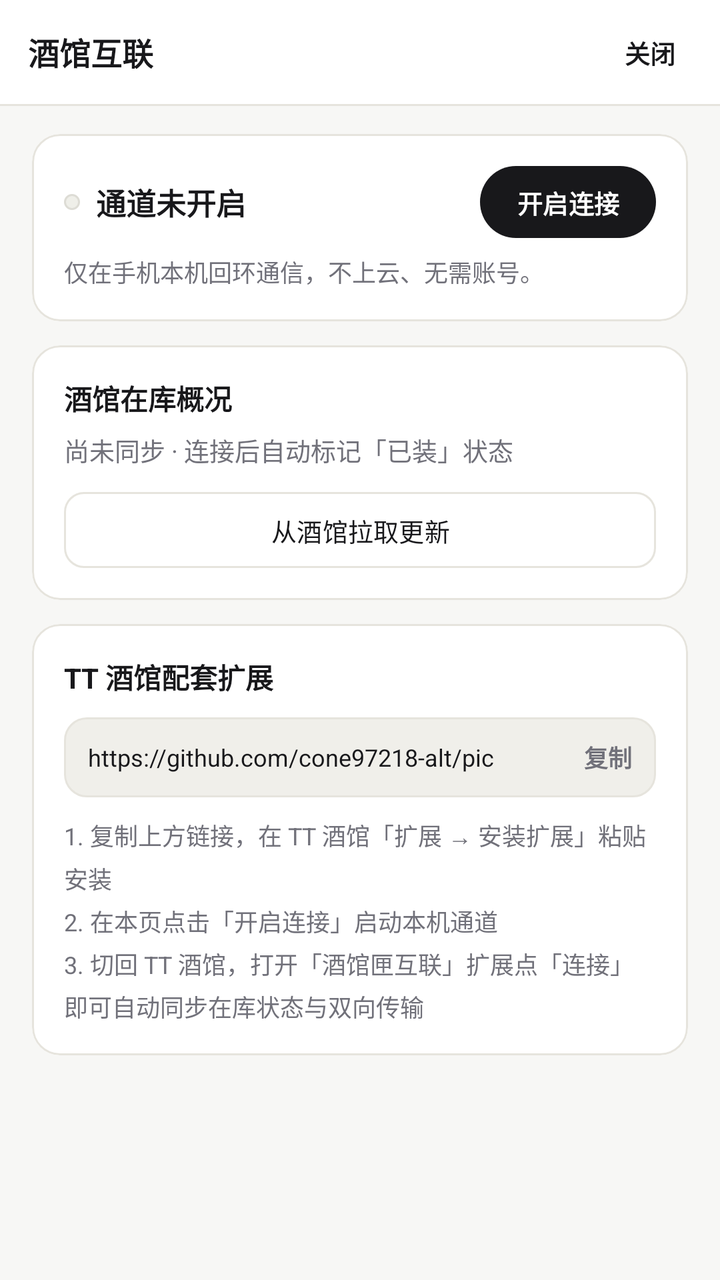
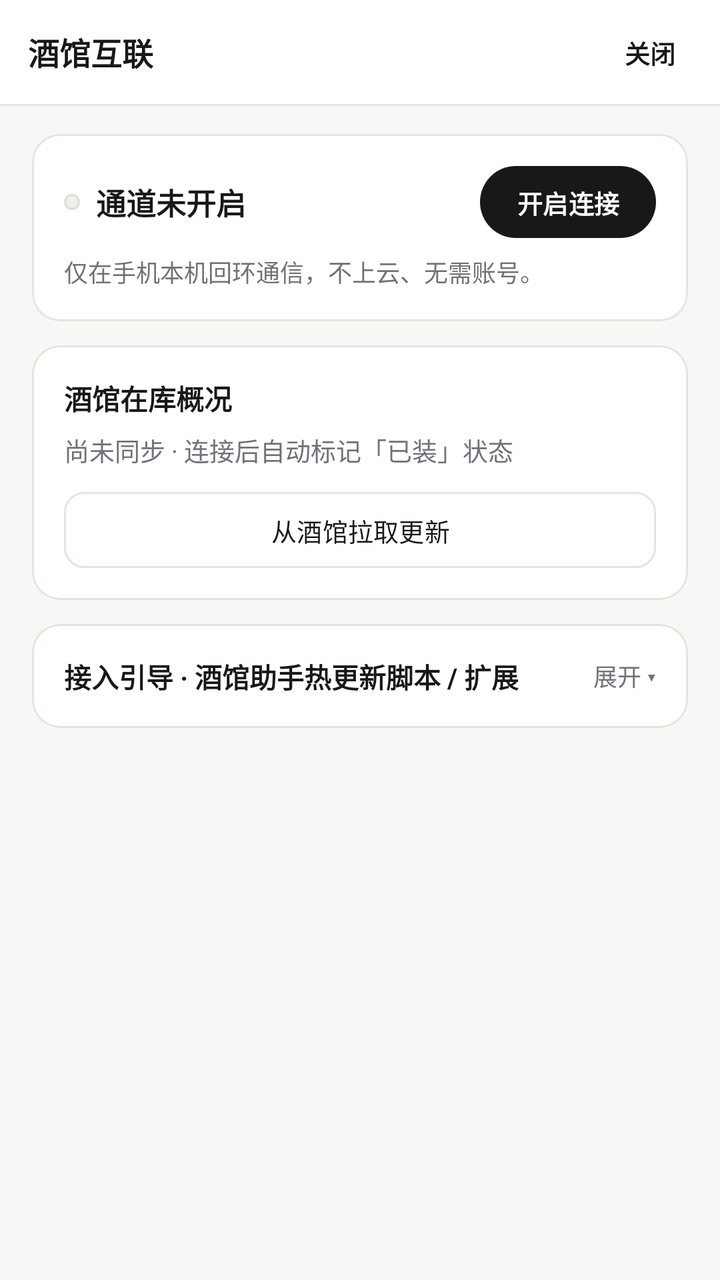

The first picture is an Android layout as it rendered before a commit; the second is the same layout after the commit. The layout source and the unified diff follow.
<!-- AndroidManifest.xml: application theme Theme.STThemeVault -->
<!-- res/layout/activity_tavern_bridge.xml -->
<?xml version="1.0" encoding="utf-8"?>
<LinearLayout xmlns:android="http://schemas.android.com/apk/res/android"
    xmlns:app="http://schemas.android.com/apk/res-auto"
    android:layout_width="match_parent"
    android:layout_height="match_parent"
    android:background="@color/bg"
    android:orientation="vertical">

    
    <LinearLayout
        android:layout_width="match_parent"
        android:layout_height="52dp"
        android:background="@color/surface"
        android:gravity="center_vertical"
        android:orientation="horizontal"
        android:paddingHorizontal="14dp">

        <TextView
            android:layout_width="0dp"
            android:layout_height="wrap_content"
            android:layout_weight="1"
            android:text="酒馆互联"
            android:textColor="@color/text_primary"
            android:textSize="15.5sp"
            android:textStyle="bold" />

        <com.google.android.material.button.MaterialButton
            android:id="@+id/btnBridgeClose"
            style="@style/Widget.Material3.Button.TextButton"
            android:layout_width="wrap_content"
            android:layout_height="34dp"
            android:insetTop="0dp"
            android:insetBottom="0dp"
            android:minWidth="0dp"
            android:paddingHorizontal="8dp"
            android:text="关闭"
            android:textColor="@color/text_primary"
            android:textSize="12.5sp"
            android:textStyle="bold" />
    </LinearLayout>

    <View
        android:layout_width="match_parent"
        android:layout_height="1dp"
        android:background="@color/border" />

    <ScrollView
        android:layout_width="match_parent"
        android:layout_height="0dp"
        android:layout_weight="1"
        android:clipToPadding="false"
        android:paddingHorizontal="16dp"
        android:paddingTop="14dp"
        android:paddingBottom="28dp">

        <LinearLayout
            android:layout_width="match_parent"
            android:layout_height="wrap_content"
            android:orientation="vertical">

            
            <com.google.android.material.card.MaterialCardView
                android:layout_width="match_parent"
                android:layout_height="wrap_content"
                android:layout_marginBottom="12dp"
                app:cardBackgroundColor="@color/surface"
                app:cardCornerRadius="14dp"
                app:cardElevation="0dp"
                app:strokeColor="@color/border"
                app:strokeWidth="1dp">

                <LinearLayout
                    android:layout_width="match_parent"
                    android:layout_height="wrap_content"
                    android:orientation="vertical"
                    android:padding="16dp">

                    <LinearLayout
                        android:layout_width="match_parent"
                        android:layout_height="wrap_content"
                        android:gravity="center_vertical"
                        android:orientation="horizontal">

                        <View
                            android:id="@+id/dotBridgeStatus"
                            android:layout_width="8dp"
                            android:layout_height="8dp"
                            android:background="@drawable/bg_pill_accent" />

                        <TextView
                            android:id="@+id/tvBridgeStatusTitle"
                            android:layout_width="0dp"
                            android:layout_height="wrap_content"
                            android:layout_marginStart="8dp"
                            android:layout_weight="1"
                            android:text="通道未开启"
                            android:textColor="@color/text_primary"
                            android:textSize="15sp"
                            android:textStyle="bold" />

                        <com.google.android.material.button.MaterialButton
                            android:id="@+id/btnBridgeToggle"
                            android:layout_width="wrap_content"
                            android:layout_height="36dp"
                            android:insetTop="0dp"
                            android:insetBottom="0dp"
                            android:paddingHorizontal="14dp"
                            android:text="开启连接"
                            android:textColor="@color/on_accent"
                            android:textSize="12.5sp"
                            android:textStyle="bold"
                            app:backgroundTint="@color/accent"
                            app:cornerRadius="18dp" />
                    </LinearLayout>

                    <TextView
                        android:id="@+id/tvBridgeSub"
                        android:layout_width="match_parent"
                        android:layout_height="wrap_content"
                        android:layout_marginTop="8dp"
                        android:text="仅在手机本机回环通信，不上云、无需账号。"
                        android:textColor="@color/text_muted"
                        android:textSize="12sp" />
                </LinearLayout>
            </com.google.android.material.card.MaterialCardView>

            
            <com.google.android.material.card.MaterialCardView
                android:layout_width="match_parent"
                android:layout_height="wrap_content"
                android:layout_marginBottom="12dp"
                app:cardBackgroundColor="@color/surface"
                app:cardCornerRadius="14dp"
                app:cardElevation="0dp"
                app:strokeColor="@color/border"
                app:strokeWidth="1dp">

                <LinearLayout
                    android:layout_width="match_parent"
                    android:layout_height="wrap_content"
                    android:orientation="vertical"
                    android:padding="16dp">

                    <TextView
                        android:layout_width="wrap_content"
                        android:layout_height="wrap_content"
                        android:text="酒馆在库概况"
                        android:textColor="@color/text_primary"
                        android:textSize="14sp"
                        android:textStyle="bold" />

                    <TextView
                        android:id="@+id/tvBridgeInventory"
                        android:layout_width="match_parent"
                        android:layout_height="wrap_content"
                        android:layout_marginTop="6dp"
                        android:text="尚未同步 · 连接后自动标记「已装」状态"
                        android:textColor="@color/text_muted"
                        android:textSize="12.5sp" />

                    <TextView
                        android:id="@+id/tvBridgePullStatus"
                        android:layout_width="match_parent"
                        android:layout_height="wrap_content"
                        android:layout_marginTop="6dp"
                        android:textColor="@color/text_primary"
                        android:textSize="12sp"
                        android:visibility="gone" />

                    <LinearLayout
                        android:layout_width="match_parent"
                        android:layout_height="wrap_content"
                        android:layout_marginTop="12dp"
                        android:orientation="horizontal">

                        <com.google.android.material.button.MaterialButton
                            android:id="@+id/btnBridgePull"
                            style="@style/Widget.Material3.Button.OutlinedButton"
                            android:layout_width="0dp"
                            android:layout_height="38dp"
                            android:layout_weight="1"
                            android:insetTop="0dp"
                            android:insetBottom="0dp"
                            android:text="从酒馆拉取更新"
                            android:textColor="@color/text_primary"
                            android:textSize="12.5sp"
                            app:cornerRadius="10dp"
                            app:strokeColor="@color/border" />
                    </LinearLayout>
                </LinearLayout>
            </com.google.android.material.card.MaterialCardView>

            
            <LinearLayout
                android:id="@+id/sectionBridgeConflicts"
                android:layout_width="match_parent"
                android:layout_height="wrap_content"
                android:layout_marginBottom="12dp"
                android:orientation="vertical"
                android:visibility="gone">

                <LinearLayout
                    android:layout_width="match_parent"
                    android:layout_height="wrap_content"
                    android:layout_marginBottom="8dp"
                    android:gravity="center_vertical"
                    android:orientation="horizontal">

                    <TextView
                        android:id="@+id/tvConflictsHeader"
                        android:layout_width="0dp"
                        android:layout_height="wrap_content"
                        android:layout_weight="1"
                        android:text="近似版本待确认"
                        android:textColor="@color/text_primary"
                        android:textSize="13.5sp"
                        android:textStyle="bold" />

                    <TextView
                        android:id="@+id/btnConflictsKeepAll"
                        android:layout_width="wrap_content"
                        android:layout_height="wrap_content"
                        android:clickable="true"
                        android:focusable="true"
                        android:paddingHorizontal="6dp"
                        android:paddingVertical="2dp"
                        android:text="全部保留两份"
                        android:textColor="@color/text_primary"
                        android:textSize="12sp"
                        android:textStyle="bold" />
                </LinearLayout>

                <LinearLayout
                    android:id="@+id/containerBridgeConflicts"
                    android:layout_width="match_parent"
                    android:layout_height="wrap_content"
                    android:orientation="vertical" />
            </LinearLayout>

            
            <LinearLayout
                android:id="@+id/sectionBridgeOutbox"
                android:layout_width="match_parent"
                android:layout_height="wrap_content"
                android:layout_marginBottom="12dp"
                android:orientation="vertical"
                android:visibility="gone">

                <LinearLayout
                    android:layout_width="match_parent"
                    android:layout_height="wrap_content"
                    android:layout_marginBottom="8dp"
                    android:gravity="center_vertical"
                    android:orientation="horizontal">

                    <TextView
                        android:id="@+id/tvOutboxHeader"
                        android:layout_width="0dp"
                        android:layout_height="wrap_content"
                        android:layout_weight="1"
                        android:text="待装入队列"
                        android:textColor="@color/text_primary"
                        android:textSize="13.5sp"
                        android:textStyle="bold" />

                    <TextView
                        android:id="@+id/btnOutboxClear"
                        android:layout_width="wrap_content"
                        android:layout_height="wrap_content"
                        android:clickable="true"
                        android:focusable="true"
                        android:paddingHorizontal="6dp"
                        android:paddingVertical="2dp"
                        android:text="清空"
                        android:textColor="@color/text_muted"
                        android:textSize="12sp" />
                </LinearLayout>

                <LinearLayout
                    android:id="@+id/containerBridgeOutbox"
                    android:layout_width="match_parent"
                    android:layout_height="wrap_content"
                    android:orientation="vertical" />
            </LinearLayout>

            
            <com.google.android.material.card.MaterialCardView
                android:layout_width="match_parent"
                android:layout_height="wrap_content"
                app:cardBackgroundColor="@color/surface"
                app:cardCornerRadius="14dp"
                app:cardElevation="0dp"
                app:strokeColor="@color/border"
                app:strokeWidth="1dp">

                <LinearLayout
                    android:layout_width="match_parent"
                    android:layout_height="wrap_content"
                    android:orientation="vertical"
                    android:padding="16dp">

                    <TextView
                        android:layout_width="wrap_content"
                        android:layout_height="wrap_content"
                        android:text="TT 酒馆配套扩展"
                        android:textColor="@color/text_primary"
                        android:textSize="14sp"
                        android:textStyle="bold" />

                    <LinearLayout
                        android:id="@+id/btnCopyExtUrl"
                        android:layout_width="match_parent"
                        android:layout_height="40dp"
                        android:layout_marginTop="10dp"
                        android:background="@drawable/bg_input"
                        android:clickable="true"
                        android:focusable="true"
                        android:gravity="center_vertical"
                        android:orientation="horizontal"
                        android:paddingHorizontal="12dp">

                        <TextView
                            android:layout_width="0dp"
                            android:layout_height="wrap_content"
                            android:layout_weight="1"
                            android:ellipsize="end"
                            android:singleLine="true"
                            android:text="https://github.com/cone97218-alt/pic"
                            android:textColor="@color/text_primary"
                            android:textSize="12sp" />

                        <TextView
                            android:layout_width="wrap_content"
                            android:layout_height="wrap_content"
                            android:layout_marginStart="8dp"
                            android:text="复制"
                            android:textColor="@color/text_muted"
                            android:textSize="12sp"
                            android:textStyle="bold" />
                    </LinearLayout>

                    <TextView
                        android:layout_width="match_parent"
                        android:layout_height="wrap_content"
                        android:layout_marginTop="10dp"
                        android:lineSpacingExtra="4dp"
                        android:text="1. 复制上方链接，在 TT 酒馆「扩展 → 安装扩展」粘贴安装\n2. 在本页点击「开启连接」启动本机通道\n3. 切回 TT 酒馆，打开「酒馆匣互联」扩展点「连接」即可自动同步在库状态与双向传输"
                        android:textColor="@color/text_muted"
                        android:textSize="12sp" />
                </LinearLayout>
            </com.google.android.material.card.MaterialCardView>

        </LinearLayout>
    </ScrollView>
</LinearLayout>
<!-- resources referenced by this layout -->
<resources>
  <color name="accent">#18181B</color>
  <color name="bg">#F7F7F5</color>
  <color name="border">#E6E4DD</color>
  <color name="on_accent">#FFFFFF</color>
  <color name="surface">#FFFFFF</color>
  <color name="text_muted">#71717A</color>
  <color name="text_primary">#18181B</color>
  <!-- drawable bg_input (drawable) -->
  <?xml version="1.0" encoding="utf-8"?>
  <shape xmlns:android="http://schemas.android.com/apk/res/android" android:shape="rectangle">
      <solid android:color="@color/surface_2" />
      <corners android:radius="11dp" />
      <stroke android:width="1dp" android:color="@color/border" />
  </shape>
  <!-- drawable bg_pill_accent (drawable) -->
  <?xml version="1.0" encoding="utf-8"?>
  <shape xmlns:android="http://schemas.android.com/apk/res/android" android:shape="rectangle">
      <solid android:color="@color/pill_accent_bg" />
      <corners android:radius="999dp" />
      <stroke android:width="1dp" android:color="@color/pill_accent_stroke" />
  </shape>
  <style name="Theme.STThemeVault" parent="Theme.Material3.DayNight.NoActionBar">
          <item name="colorPrimary">@color/accent</item>
          <item name="colorOnPrimary">@color/on_accent</item>
          <item name="colorSecondary">@color/text_muted</item>
          <item name="colorSecondaryContainer">@color/surface_2</item>
          <item name="colorOnSecondaryContainer">@color/text_primary</item>
          <item name="colorSurface">@color/surface</item>
          <item name="colorOnSurface">@color/text_primary</item>
          <item name="colorSurfaceContainerHigh">@color/surface</item>
          <item name="colorOutline">@color/border</item>
          <item name="android:windowBackground">@color/bg</item>
          <item name="android:statusBarColor">@color/bg</item>
          <item name="android:navigationBarColor">@color/surface</item>
          <item name="android:windowLightStatusBar">true</item>
          <item name="android:windowLightNavigationBar" tools:targetApi="27">true</item>
      </style>
  <color name="surface_2">#F0EFEA</color>
  <color name="pill_accent_bg">#EFEFE9</color>
  <color name="pill_accent_stroke">#DDDCD5</color>
</resources>

<!-- the commit's change to res/layout/activity_tavern_bridge.xml (unified diff, before → after) -->
@@ -299,54 +299,148 @@
                     android:orientation="vertical"
                     android:padding="16dp">
 
-                    <TextView
-                        android:layout_width="wrap_content"
-                        android:layout_height="wrap_content"
-                        android:text="TT 酒馆配套扩展"
-                        android:textColor="@color/text_primary"
-                        android:textSize="14sp"
-                        android:textStyle="bold" />
-
                     <LinearLayout
-                        android:id="@+id/btnCopyExtUrl"
-                        android:layout_width="match_parent"
-                        android:layout_height="40dp"
-                        android:layout_marginTop="10dp"
-                        android:background="@drawable/bg_input"
+                        android:id="@+id/btnToggleGuide"
+                        android:layout_width="match_parent"
+                        android:layout_height="wrap_content"
                         android:clickable="true"
                         android:focusable="true"
                         android:gravity="center_vertical"
-                        android:orientation="horizontal"
-                        android:paddingHorizontal="12dp">
+                        android:orientation="horizontal">
 
                         <TextView
                             android:layout_width="0dp"
                             android:layout_height="wrap_content"
                             android:layout_weight="1"
-                            android:ellipsize="end"
-                            android:singleLine="true"
-                            android:text="https://github.com/cone97218-alt/pic"
+                            android:text="接入引导 · 酒馆助手热更新脚本 / 扩展"
                             android:textColor="@color/text_primary"
+                            android:textSize="13.5sp"
+                            android:textStyle="bold" />
+
+                        <TextView
+                            android:id="@+id/tvGuideChevron"
+                            android:layout_width="wrap_content"
+                            android:layout_height="wrap_content"
+                            android:text="展开 ▾"
+                            android:textColor="@color/text_muted"
                             android:textSize="12sp" />
+                    </LinearLayout>
+
+                    <LinearLayout
+                        android:id="@+id/layoutGuideBody"
+                        android:layout_width="match_parent"
+                        android:layout_height="wrap_content"
+                        android:layout_marginTop="12dp"
+                        android:orientation="vertical"
+                        android:visibility="gone">
 
                         <TextView
                             android:layout_width="wrap_content"
                             android:layout_height="wrap_content"
-                            android:layout_marginStart="8dp"
-                            android:text="复制"
+                            android:text="方式一 · 酒馆助手热更新脚本（推荐，免手动更新）"
+                            android:textColor="@color/text_primary"
+                            android:textSize="12.5sp"
+                            android:textStyle="bold" />
+
+                        <LinearLayout
+                            android:layout_width="match_parent"
+                            android:layout_height="wrap_content"
+                            android:layout_marginTop="8dp"
+                            android:orientation="horizontal">
+
+                            <com.google.android.material.button.MaterialButton
+                                android:id="@+id/btnExportHelperScript"
+                                style="@style/Widget.Material3.Button.UnelevatedButton"
+                                android:layout_width="0dp"
+                                android:layout_height="36dp"
+                                android:layout_marginEnd="6dp"
+                                android:layout_weight="1"
+                                android:insetTop="0dp"
+                                android:insetBottom="0dp"
+                                android:text="导出脚本 (.json)"
+                                android:textColor="@color/text_primary"
+                                android:textSize="12sp"
+                                app:backgroundTint="@color/surface_2"
+                                app:cornerRadius="10dp" />
+
+                            <com.google.android.material.button.MaterialButton
+                                android:id="@+id/btnCopyHelperCode"
+                                style="@style/Widget.Material3.Button.OutlinedButton"
+                                android:layout_width="0dp"
+                                android:layout_height="36dp"
+                                android:layout_weight="1"
+                                android:insetTop="0dp"
+                                android:insetBottom="0dp"
+                                android:text="复制热更新代码"
+                                android:textColor="@color/text_primary"
+                                android:textSize="12sp"
+                                app:cornerRadius="10dp"
+                                app:strokeColor="@color/border" />
+                        </LinearLayout>
+
+                        <TextView
+                            android:layout_width="match_parent"
+                            android:layout_height="wrap_content"
+                            android:layout_marginTop="6dp"
+                            android:lineSpacingExtra="3dp"
+                            android:text="导出后直接导入 TT 的「酒馆助手 → 全局脚本」（或新建脚本粘贴代码并启用），每次打开酒馆自动加载最新版。"
                             android:textColor="@color/text_muted"
-                            android:textSize="12sp"
+                            android:textSize="11.5sp" />
+
+                        <View
+                            android:layout_width="match_parent"
+                            android:layout_height="1dp"
+                            android:layout_marginVertical="12dp"
+                            android:background="@color/border" />
+
+                        <TextView
+                            android:layout_width="wrap_content"
+                            android:layout_height="wrap_content"
+                            android:text="方式二 · TT 原生扩展"
+                            android:textColor="@color/text_primary"
+                            android:textSize="12.5sp"
                             android:textStyle="bold" />
+
+                        <LinearLayout
+                            android:id="@+id/btnCopyExtUrl"
+                            android:layout_width="match_parent"
+                            android:layout_height="38dp"
+                            android:layout_marginTop="8dp"
+                            android:background="@drawable/bg_input"
+                            android:clickable="true"
+                            android:focusable="true"
+                            android:gravity="center_vertical"
+                            android:orientation="horizontal"
+                            android:paddingHorizontal="12dp">
+
+                            <TextView
+                                android:layout_width="0dp"
+                                android:layout_height="wrap_content"
+                                android:layout_weight="1"
+                                android:ellipsize="end"
+                                android:singleLine="true"
+                                android:text="https://github.com/cone97218-alt/pic"
+                                android:textColor="@color/text_primary"
+                                android:textSize="12sp" />
+
+                            <TextView
+                                android:layout_width="wrap_content"
+                                android:layout_height="wrap_content"
+                                android:layout_marginStart="8dp"
+                                android:text="复制"
+                                android:textColor="@color/text_muted"
+                                android:textSize="12sp"
+                                android:textStyle="bold" />
+                        </LinearLayout>
+
+                        <TextView
+                            android:layout_width="match_parent"
+                            android:layout_height="wrap_content"
+                            android:layout_marginTop="6dp"
+                            android:text="复制上方链接，在 TT「扩展 → 安装扩展」粘贴安装即可。"
+                            android:textColor="@color/text_muted"
+                            android:textSize="11.5sp" />
                     </LinearLayout>
-
-                    <TextView
-                        android:layout_width="match_parent"
-                        android:layout_height="wrap_content"
-                        android:layout_marginTop="10dp"
-                        android:lineSpacingExtra="4dp"
-                        android:text="1. 复制上方链接，在 TT 酒馆「扩展 → 安装扩展」粘贴安装\n2. 在本页点击「开启连接」启动本机通道\n3. 切回 TT 酒馆，打开「酒馆匣互联」扩展点「连接」即可自动同步在库状态与双向传输"
-                        android:textColor="@color/text_muted"
-                        android:textSize="12sp" />
                 </LinearLayout>
             </com.google.android.material.card.MaterialCardView>
 
